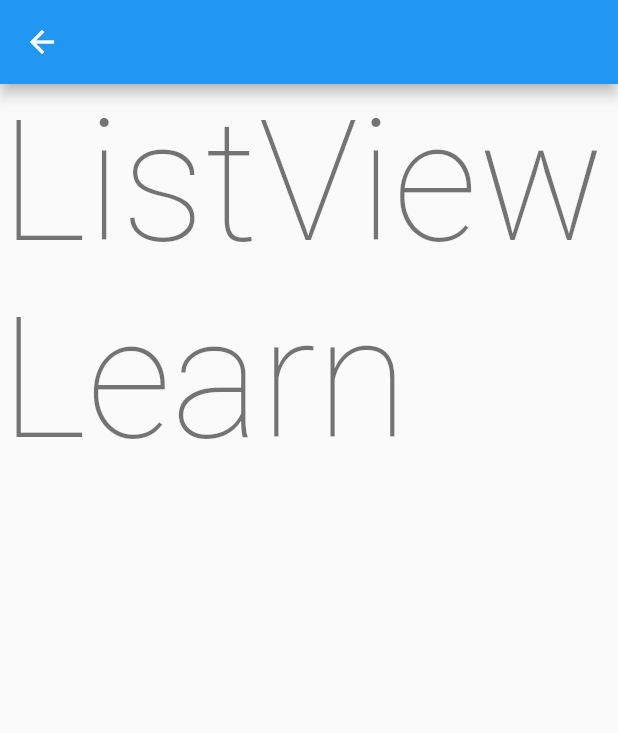
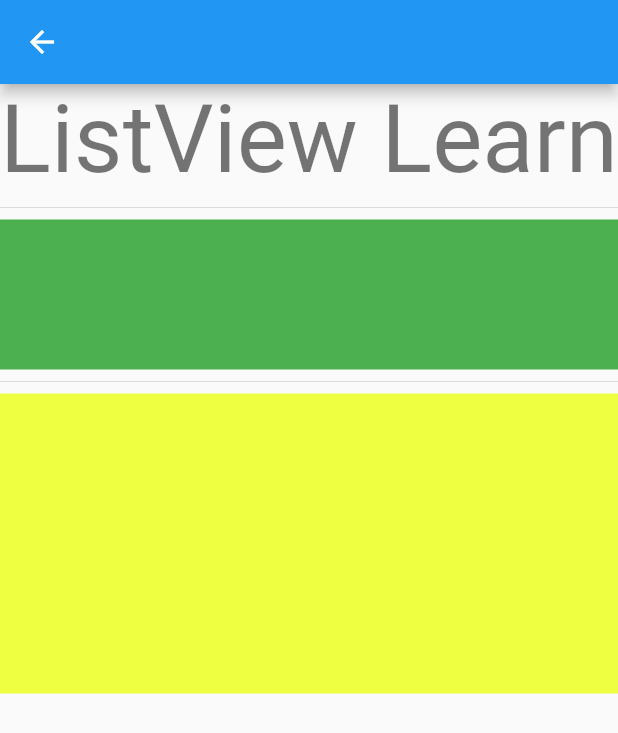
Before and after one commit to emircancavusoglu/flutterLearn, a Flutter app: the ListViewLearn screen opened directly, on a phone screen of 412 x 824 dp. Shown: the top 733 px of the screen. Run offline on Flutter 3.47's test engine with Material 2 defaults, Android fonts, the phone set to English and light mode, and no system bars.

Commit message:
use fittedBox

```diff
--- a/lib/const/string_consts.dart
+++ b/lib/const/string_consts.dart
@@ -2,5 +2,5 @@ class StringConst{
   static String pageViewTitle = " PageView";
   static String lifeCyle = "LifeCycle";
   static String textField = "TextField Learn";
-
+  static String listView = "ListView";
 }
--- a/lib/core/list_view.dart
+++ b/lib/core/list_view.dart
@@ -15,8 +15,22 @@ class _ListViewLearnState extends State<ListViewLearn> {
       appBar: AppBar(),
       body: ListView(
         children: [
-          Text("ListView Learn",
-            style: Theme.of(context).textTheme.displayLarge,)
+          FittedBox(
+            child: Text("ListView Learn",
+              style: Theme.of(context).textTheme.displayMedium,),
+          ),
+          const Divider(),
+          Container(
+            height: 100,
+            width: 50,
+            color: Colors.green,
+          ),
+          const Divider(),
+          Container(
+            height: 200,
+            width: 50,
+            color: Colors.limeAccent,
+          )
         ],
       ),
 
--- a/lib/core/main_page.dart
+++ b/lib/core/main_page.dart
@@ -1,5 +1,6 @@
 import 'package:flutter/material.dart';
 import 'package:flutterprojemm/core/bottom_navigation_bar.dart';
+import 'package:flutterprojemm/core/list_view.dart';
 import 'package:flutterprojemm/core/page_view_learn.dart';
 import 'package:flutterprojemm/core/text_field_learn.dart';
 import '../const/string_consts.dart';
@@ -65,11 +66,20 @@ class _MainScreenState extends State<MainScreen> {
             ElevatedButton(onPressed: (){
               navigateToTextField(context);
             }, child: Text(StringConst.textField)),
+            ElevatedButton(onPressed: (){
+              navigateToListView(context);
+            }, child: Text(StringConst.listView)),
           ],
         ),
       ),
       bottomNavigationBar: const BottomNavigation(),
     );
+  }
+
+  void navigateToListView(BuildContext context) {
+
+    Navigator.push(context, MaterialPageRoute(builder: (context) => const ListViewLearn(),));
+
   }
 
   void navigateToPageView(BuildContext context) {
```
